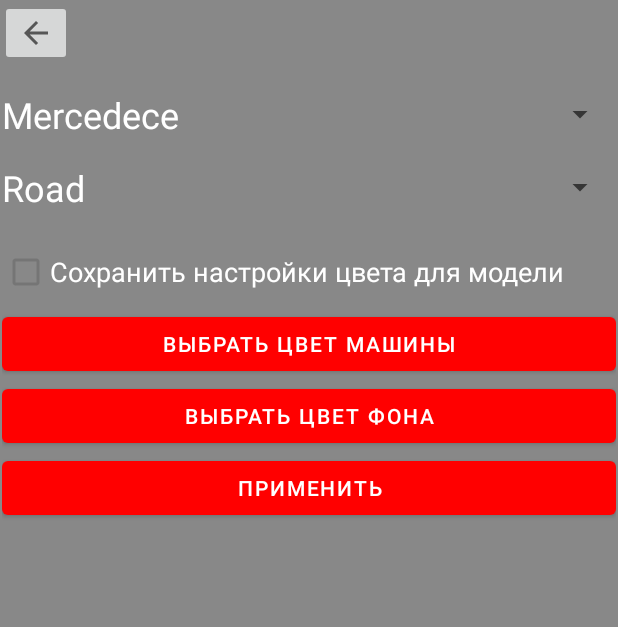
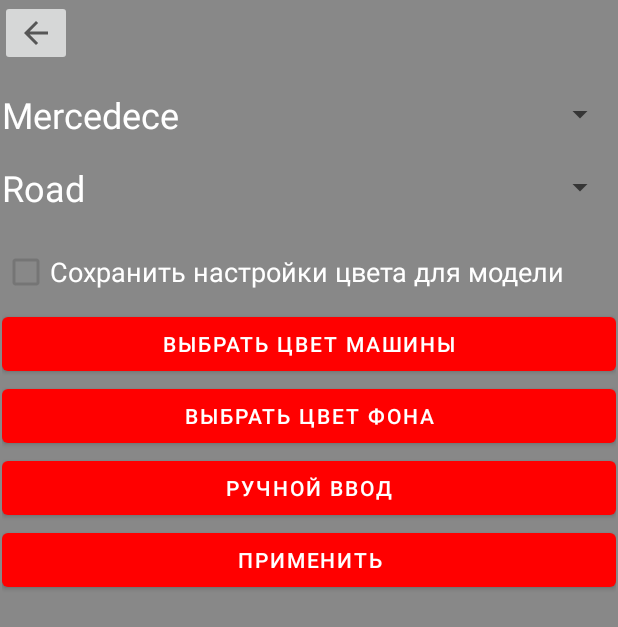
Before and after one commit to Raichl/Alarm, an Android app: the Settings screen opened directly, with no data from a screen before it, on a phone screen of 412 x 824 dp. Shown: the top 627 px of the screen. Run offline under Robolectric (Android 15) with nearby library versions, the phone set to English and light mode, and no system bars; libraries missing offline, so code that uses them is left out: com.flask.colorpicker.

Commit message:
add hand inpute

```diff
--- a/app/src/main/res/layout/activity_main.xml
+++ b/app/src/main/res/layout/activity_main.xml
@@ -37,6 +37,7 @@
                     android:id="@+id/tvDeviceName"
                     android:layout_width="match_parent"
                     android:layout_height="wrap_content"
+                    android:layout_marginTop="8dp"
                     android:gravity="center"
                     android:text="@string/connectionLost"
                     android:textColor="@color/white"
--- a/app/src/main/res/layout/activity_settings.xml
+++ b/app/src/main/res/layout/activity_settings.xml
@@ -65,10 +65,17 @@
             android:text="@string/setColorBackground" />
 
         <Button
+            android:id="@+id/btnHandInput"
+            android:layout_width="match_parent"
+            android:layout_height="wrap_content"
+            android:text="@string/input" />
+
+        <Button
             android:id="@+id/btnSetChange"
             android:layout_width="match_parent"
             android:layout_height="wrap_content"
             android:text="@string/setChange" />
+
     </LinearLayout>
 
 </androidx.constraintlayout.widget.ConstraintLayout>
--- a/app/src/main/res/values/strings.xml
+++ b/app/src/main/res/values/strings.xml
@@ -25,6 +25,9 @@
     <string name="sound_signal">sound_signal</string>
     <string name="start_btn">start_btn</string>
     <string name="window">window</string>
+    <string name="input">Ручной ввод</string>
+    <string name="addMassage">Введите сообщение</string>
+    <string name="send">Отправить</string>
 
 
 
```
Also changed, not shown: app/src/main/java/com/example/alarm/Settings.kt (+30 -4 lines), app/src/main/res/layout/iput_line.xml (added, +21 -0 lines).
